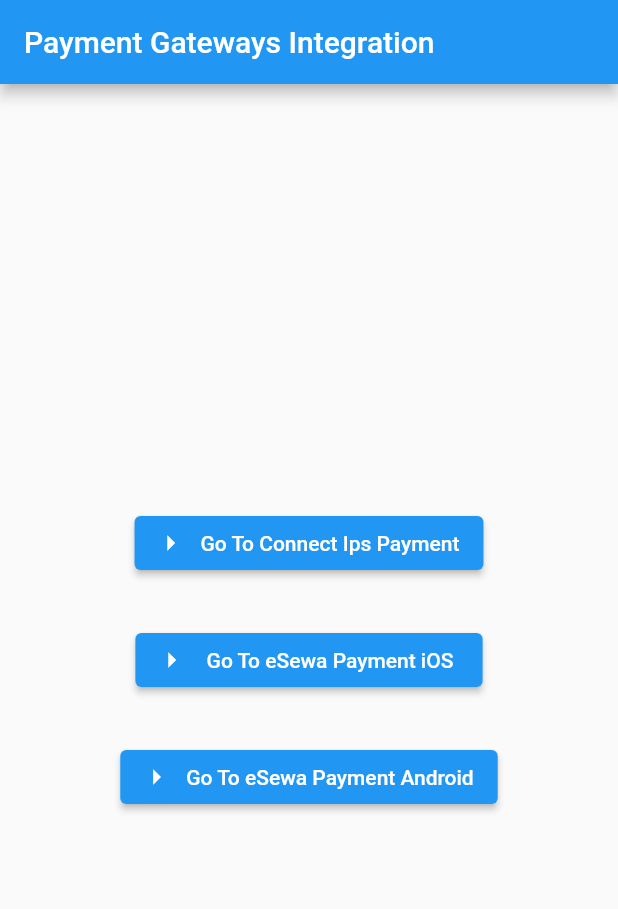
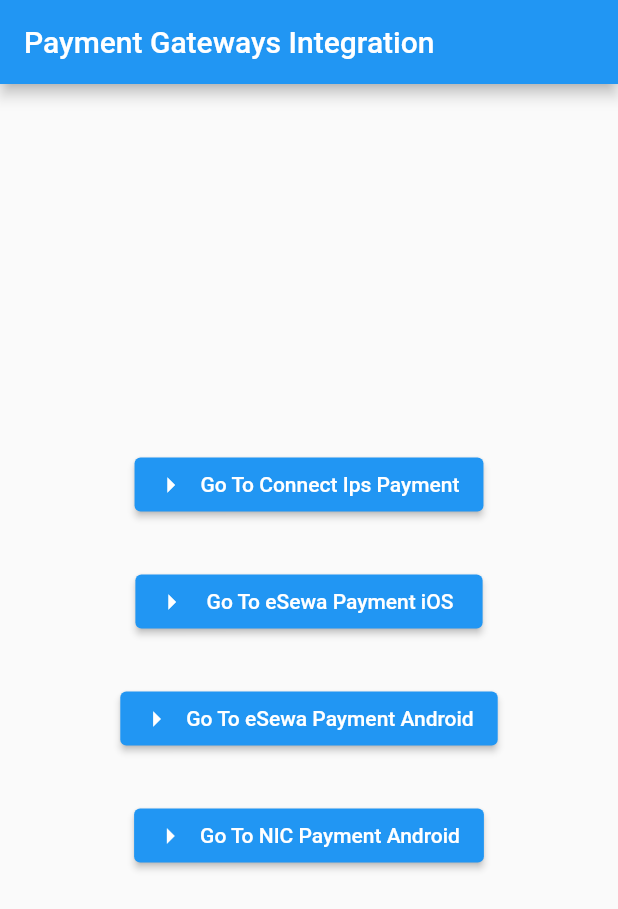
Before and after one commit to posakya/payment_gateway_flutter, a Flutter app: the screen it shows after launch, after a tap on "Go To Connect Ips Payment", on a phone screen of 412 x 824 dp. Shown: the top 909 px of the screen. Run offline on Flutter 3.47's test engine with Material 2 defaults, Android fonts, the phone set to English and light mode, and no system bars; our stand-ins replace webview_flutter; network calls fail.

Commit message:
add nic asia payment

```diff
--- a/lib/connect_ips_app.dart
+++ b/lib/connect_ips_app.dart
@@ -113,7 +113,7 @@ class _ConnectIpsAppState extends State<ConnectIpsApp> {
   Widget build(BuildContext context) {
     return Scaffold(
         appBar: AppBar(
-          title: Text("Connect Ips"),
+          title: const Text("Connect Ips"),
         ),
         body: webview_flutter.WebView(
           javascriptMode: webview_flutter.JavascriptMode.unrestricted,
--- a/lib/main.dart
+++ b/lib/main.dart
@@ -1,5 +1,6 @@
 import 'dart:math';
 
+import 'package:connectips/nic_asia.dart';
 import 'package:flutter/material.dart';
 import 'package:flutter/services.dart';
 import 'package:http/http.dart' as http;
@@ -52,6 +53,16 @@ class MyApp extends StatelessWidget {
                 },
                 icon: Icon(Icons.arrow_right),
                 label: Text("Go To eSewa Payment Android")),
+            const SizedBox(
+              height: 30,
+            ),
+            ElevatedButton.icon(
+                onPressed: () async {
+                  Navigator.of(context)
+                      .push(MaterialPageRoute(builder: (context) => NicApp()));
+                },
+                icon: const Icon(Icons.arrow_right),
+                label: const Text("Go To NIC Payment Android")),
           ],
         ),
       ),
@@ -61,7 +72,7 @@ class MyApp extends StatelessWidget {
   void eSewaPayAndroid() async {
     String value = "";
 
-    var rng = new Random();
+    var rng = Random();
     var orderId = rng.nextInt(900000) + 100000;
 
     var dataToPass = <String, dynamic>{
@@ -81,9 +92,9 @@ class MyApp extends StatelessWidget {
   //// get tokens for connect ips /////
   getTokens(context) async {
     //TXNAMT in paisa
-    var now = new DateTime.now();
+    var now = DateTime.now();
     var formatter = DateFormat('dd-MM-yyyy');
-    var rng = new Random();
+    var rng = Random();
     var orderId = rng.nextInt(900000) + 100000;
     var formattedDate = formatter.format(now);
     var message =
@@ -99,14 +110,10 @@ class MyApp extends StatelessWidget {
       var jsonString = await http.Response.fromStream(response);
       final connectIpsRes = connectIpsResFromJson(jsonString.body);
       if (connectIpsRes.status == true) {
-        // setState(() {
         print("Tokens : ${connectIpsRes.token.toString()}");
         Navigator.of(context).push(MaterialPageRoute(
             builder: (context) => ConnectIpsApp(
                 connectIpsRes.token.toString(), orderId.toString())));
-        // tokens = connectIpsRes.token.toString();
-
-        // });
       }
     } else {
       print(response.reasonPhrase);
```
Also changed, not shown: lib/nic_asia.dart (added, +79 -0 lines), 5 other files.
